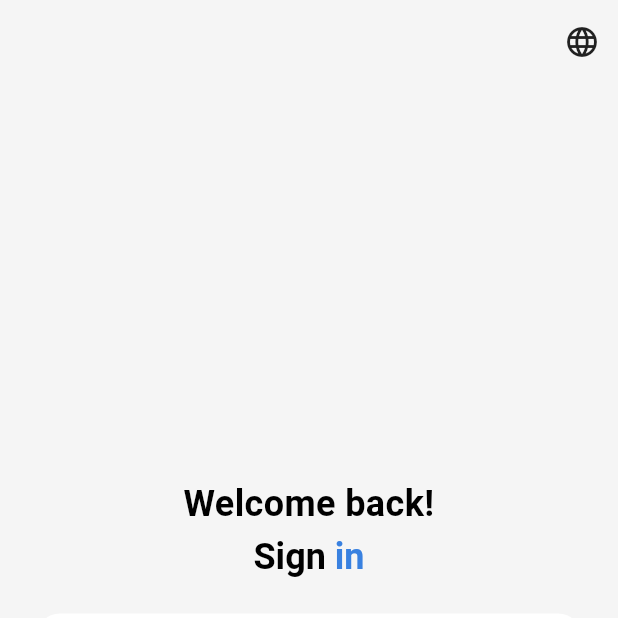
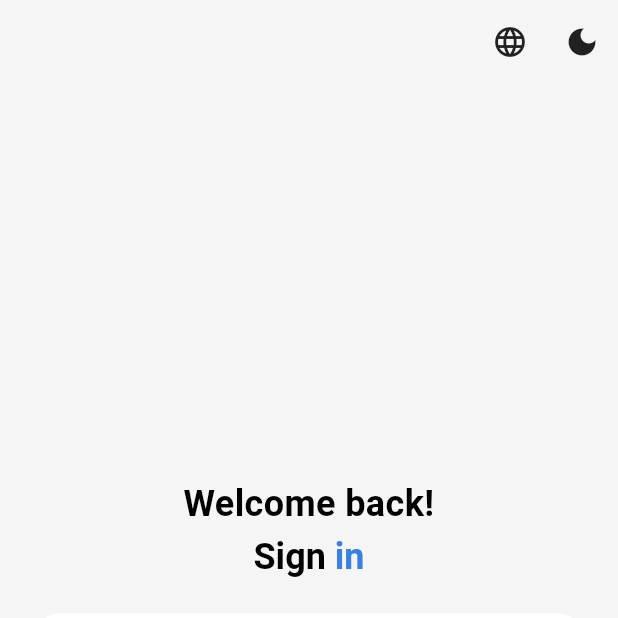
Before and after one commit to VibeTeam/fitness-tracker-frontend, a Flutter app: the screen it shows after launch, on a phone screen of 412 x 824 dp, the top half of it. Run offline on Flutter 3.47's test engine with Material 3 defaults, Android fonts, the light colour scheme and no system bars; our stand-ins replace flutter_secure_storage, fluttertoast; accounts and stored records are empty.

Commit message:
Add theme button into all pages

```diff
--- a/lib/screens/sign_in_page.dart
+++ b/lib/screens/sign_in_page.dart
@@ -79,6 +79,19 @@ class _SignInPageState extends State<SignInPage> {
                   ? const Locale('ru')
                   : const Locale('en');
               MyApp.of(context).setLocale(newLocale);
+            },
+          ),
+          IconButton(
+            icon: Icon(
+              MyApp.of(context).themeMode == ThemeMode.dark
+                  ? Icons.light_mode
+                  : Icons.dark_mode,
+              color: Theme.of(context).iconTheme.color,
+            ),
+            onPressed: () {
+              final isDark = MyApp.of(context).themeMode == ThemeMode.dark;
+              MyApp.of(context).setThemeMode(
+                  isDark ? ThemeMode.light : ThemeMode.dark);
             },
           ),
         ],
```
Also changed, not shown: lib/screens/profile_page.dart (+8 -6 lines), lib/screens/sign_up_page.dart (+13 -0 lines), lib/screens/trainings_page.dart (+13 -0 lines), 1 other file.
